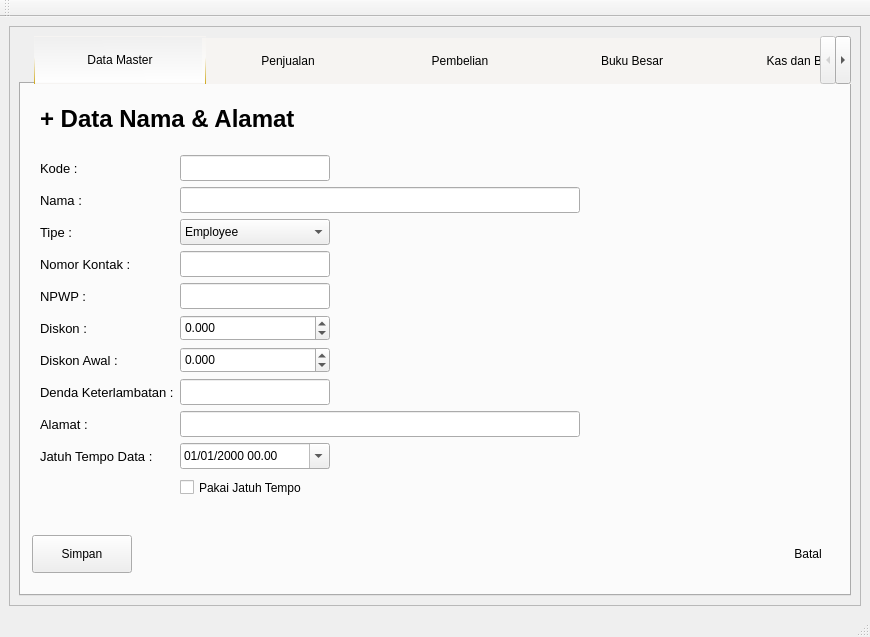
Qt form source/GUI.ui (fnugrahendi/petuk.corp) before a commit.
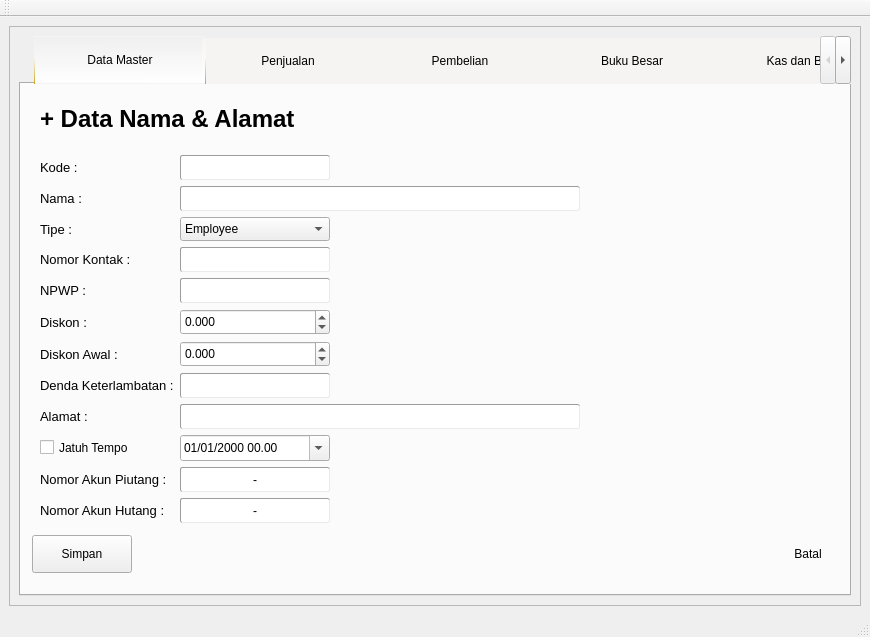
The same form after that commit. The open tabs and pages were chosen to show the change. Icons and pictures are not drawn.

Commit message: added form for NoAkunHutang-Piutang for namaalamat

What changed in the file:
```diff
--- a/source/GUI.ui
+++ b/source/GUI.ui
@@ -737,7 +737,8 @@
 }
 *{
 	min-height:20px;
-}</string>
+}
+QLineEdit,QPushButton{border-style:inset;border-width:1px;border-radius:2px;border-color:rgb(156, 156, 156);background-color:#ffffff;min-height:23px;}</string>
                     </property>
                     <property name="frameShape">
                      <enum>QFrame::StyledPanel</enum>
@@ -761,7 +762,7 @@
                        <property name="minimumSize">
                         <size>
                          <width>150</width>
-                         <height>22</height>
+                         <height>25</height>
                         </size>
                        </property>
                        <property name="maximumSize">
@@ -790,7 +791,7 @@
                        <property name="minimumSize">
                         <size>
                          <width>400</width>
-                         <height>22</height>
+                         <height>25</height>
                         </size>
                        </property>
                        <property name="maximumSize">
@@ -856,7 +857,7 @@
                        <property name="minimumSize">
                         <size>
                          <width>150</width>
-                         <height>22</height>
+                         <height>25</height>
                         </size>
                        </property>
                        <property name="maximumSize">
@@ -879,7 +880,7 @@
                        <property name="minimumSize">
                         <size>
                          <width>150</width>
-                         <height>22</height>
+                         <height>25</height>
                         </size>
                        </property>
                        <property name="maximumSize">
@@ -966,7 +967,7 @@
                        <property name="minimumSize">
                         <size>
                          <width>150</width>
-                         <height>22</height>
+                         <height>25</height>
                         </size>
                        </property>
                        <property name="maximumSize">
@@ -989,7 +990,7 @@
                        <property name="minimumSize">
                         <size>
                          <width>400</width>
-                         <height>22</height>
+                         <height>25</height>
                         </size>
                        </property>
                        <property name="maximumSize">
@@ -1001,9 +1002,9 @@
                       </widget>
                      </item>
                      <item row="10" column="0">
-                      <widget class="QLabel" name="lb_DataMaster_DataNamaAlamat_Tambah_JatuhTempo">
+                      <widget class="QCheckBox" name="chk_DataMaster_DataNamaAlamat_Tambah_JatuhTempo">
                        <property name="text">
-                        <string>Jatuh Tempo Data :</string>
+                        <string>Jatuh Tempo</string>
                        </property>
                       </widget>
                      </item>
@@ -1033,9 +1034,42 @@
                       </widget>
                      </item>
                      <item row="11" column="1">
-                      <widget class="QCheckBox" name="chk_DataMaster_DataNamaAlamat_Tambah_JatuhTempo">
+                      <widget class="QPushButton" name="tb_DataMaster_DataNamaAlamat_Tambah_NoAkunPiutang">
+                       <property name="maximumSize">
+                        <size>
+                         <width>150</width>
+                         <height>16777215</height>
+                        </size>
+                       </property>
                        <property name="text">
-                        <string>Pakai Jatuh Tempo</string>
+                        <string>-</string>
+                       </property>
+                      </widget>
+                     </item>
+                     <item row="11" column="0">
+                      <widget class="QLabel" name="lb_DataMaster_DataNamaAlamat_Tambah_NoAkunPiutang">
+                       <property name="text">
+                        <string>Nomor Akun Piutang :</string>
+                       </property>
+                      </widget>
+                     </item>
+                     <item row="12" column="0">
+                      <widget class="QLabel" name="lb_DataMaster_DataNamaAlamat_Tambah_NoAkunHutang">
+                       <property name="text">
+                        <string>Nomor Akun Hutang :</string>
+                       </property>
+                      </widget>
+                     </item>
+                     <item row="12" column="1">
+                      <widget class="QPushButton" name="tb_DataMaster_DataNamaAlamat_Tambah_NoAkunHutang">
+                       <property name="maximumSize">
+                        <size>
+                         <width>150</width>
+                         <height>16777215</height>
+                        </size>
+                       </property>
+                       <property name="text">
+                        <string>-</string>
                        </property>
                       </widget>
                      </item>
```
Left out of the diff: 10 changed lines with no effect on the pictures. The commit also changes 1 other file.
